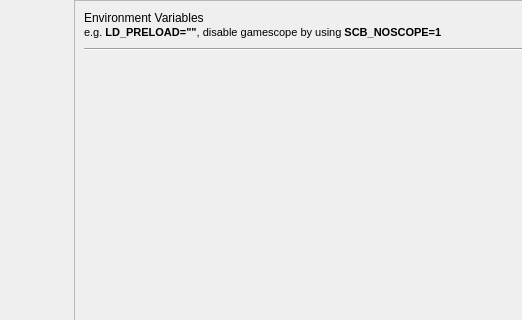
Before: the Qt Designer form src/environment_variables.ui in rfrench3/scopebuddy-gui, drawn with Qt 5; both pictures show x 0 to 522 and y 0 to 320 of the 749 by 621 pixel window.
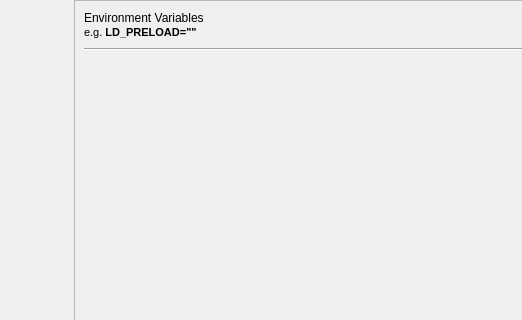
After: the same form once the commit is applied. Icons and pictures are not drawn.

Commit message: scb_noscope reimplemented into general settings page, remove its reference in environment variables

What changed in the file:
```diff
--- a/src/environment_variables.ui
+++ b/src/environment_variables.ui
@@ -94,7 +94,7 @@
                  </sizepolicy>
                 </property>
                 <property name="text">
-                 <string>&lt;html&gt;&lt;head/&gt;&lt;body&gt;&lt;p&gt;&lt;span style=&quot; font-size:8pt;&quot;&gt;e.g. &lt;/span&gt;&lt;span style=&quot; font-size:8pt; font-weight:700;&quot;&gt;LD_PRELOAD=&amp;quot;&amp;quot;&lt;/span&gt;&lt;span style=&quot; font-size:8pt;&quot;&gt;, disable gamescope by using &lt;/span&gt;&lt;span style=&quot; font-size:8pt; font-weight:700;&quot;&gt;SCB_NOSCOPE=1&lt;/span&gt;&lt;/p&gt;&lt;/body&gt;&lt;/html&gt;</string>
+                 <string>&lt;html&gt;&lt;head/&gt;&lt;body&gt;&lt;p&gt;&lt;span style=&quot; font-size:8pt;&quot;&gt;e.g. &lt;/span&gt;&lt;span style=&quot; font-size:8pt; font-weight:700;&quot;&gt;LD_PRELOAD=&amp;quot;&amp;quot;&lt;/span&gt;&lt;/p&gt;&lt;/body&gt;&lt;/html&gt;</string>
                 </property>
                </widget>
               </item>
```
